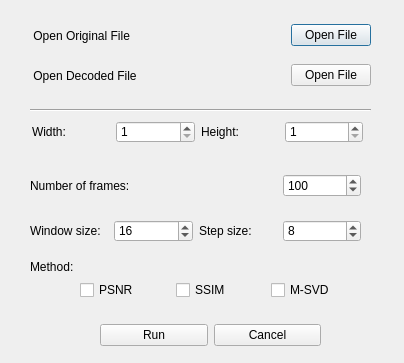
Above: test.ui from honzabilek4/VideoCodecs before the change. Below: the same form after it.
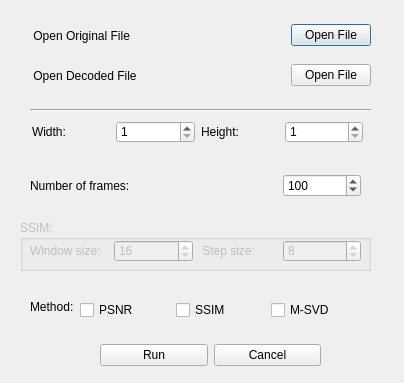
That is the form after the change.

```diff
--- a/test.ui
+++ b/test.ui
@@ -2,12 +2,15 @@
 <ui version="4.0">
  <class>Test</class>
  <widget class="QDialog" name="Test">
+  <property name="enabled">
+   <bool>true</bool>
+  </property>
   <property name="geometry">
    <rect>
     <x>0</x>
     <y>0</y>
     <width>404</width>
-    <height>363</height>
+    <height>383</height>
    </rect>
   </property>
   <property name="sizePolicy">
@@ -36,7 +39,7 @@
    <property name="geometry">
     <rect>
      <x>30</x>
-     <y>260</y>
+     <y>300</y>
      <width>47</width>
      <height>13</height>
     </rect>
@@ -49,7 +52,7 @@
    <property name="geometry">
     <rect>
      <x>80</x>
-     <y>280</y>
+     <y>300</y>
      <width>281</width>
      <height>21</height>
     </rect>
@@ -217,7 +220,7 @@
    <property name="geometry">
     <rect>
      <x>100</x>
-     <y>320</y>
+     <y>340</y>
      <width>221</width>
      <height>31</height>
     </rect>
@@ -242,64 +245,6 @@
     </item>
    </layout>
   </widget>
-  <widget class="QWidget" name="layoutWidget">
-   <property name="geometry">
-    <rect>
-     <x>30</x>
-     <y>220</y>
-     <width>331</width>
-     <height>22</height>
-    </rect>
-   </property>
-   <layout class="QHBoxLayout" name="horizontalLayout_8">
-    <item>
-     <widget class="QLabel" name="label_5">
-      <property name="text">
-       <string>Window size:</string>
-      </property>
-     </widget>
-    </item>
-    <item>
-     <widget class="QSpinBox" name="windowSizeBox">
-      <property name="minimumSize">
-       <size>
-        <width>70</width>
-        <height>0</height>
-       </size>
-      </property>
-      <property name="maximum">
-       <number>999</number>
-      </property>
-      <property name="value">
-       <number>16</number>
-      </property>
-     </widget>
-    </item>
-    <item>
-     <widget class="QLabel" name="label_6">
-      <property name="text">
-       <string>Step size:</string>
-      </property>
-     </widget>
-    </item>
-    <item>
-     <widget class="QSpinBox" name="stepSizeBox">
-      <property name="minimumSize">
-       <size>
-        <width>70</width>
-        <height>0</height>
-       </size>
-      </property>
-      <property name="maximum">
-       <number>999</number>
-      </property>
-      <property name="value">
-       <number>8</number>
-      </property>
-     </widget>
-    </item>
-   </layout>
-  </widget>
   <widget class="QWidget" name="layoutWidget">
    <property name="geometry">
     <rect>
@@ -358,6 +303,80 @@
     </item>
    </layout>
   </widget>
+  <widget class="QGroupBox" name="groupBox">
+   <property name="enabled">
+    <bool>false</bool>
+   </property>
+   <property name="geometry">
+    <rect>
+     <x>20</x>
+     <y>220</y>
+     <width>351</width>
+     <height>51</height>
+    </rect>
+   </property>
+   <property name="title">
+    <string>SSIM:</string>
+   </property>
+   <widget class="QWidget" name="layoutWidget">
+    <property name="geometry">
+     <rect>
+      <x>10</x>
+      <y>20</y>
+      <width>331</width>
+      <height>22</height>
+     </rect>
+    </property>
+    <layout class="QHBoxLayout" name="horizontalLayout_8">
+     <item>
+      <widget class="QLabel" name="label_5">
+       <property name="text">
+        <string>Window size:</string>
+       </property>
+      </widget>
+     </item>
+     <item>
+      <widget class="QSpinBox" name="windowSizeBox">
+       <property name="minimumSize">
+        <size>
+         <width>70</width>
+         <height>0</height>
+        </size>
+       </property>
+       <property name="maximum">
+        <number>999</number>
+       </property>
+       <property name="value">
+        <number>16</number>
+       </property>
+      </widget>
+     </item>
+     <item>
+      <widget class="QLabel" name="label_6">
+       <property name="text">
+        <string> Step size:</string>
+       </property>
+      </widget>
+     </item>
+     <item>
+      <widget class="QSpinBox" name="stepSizeBox">
+       <property name="minimumSize">
+        <size>
+         <width>70</width>
+         <height>0</height>
+        </size>
+       </property>
+       <property name="maximum">
+        <number>999</number>
+       </property>
+       <property name="value">
+        <number>8</number>
+       </property>
+      </widget>
+     </item>
+    </layout>
+   </widget>
+  </widget>
  </widget>
  <tabstops>
   <tabstop>openButton</tabstop>
```
Left out of the diff: 19 changed lines with no effect on the pictures.
